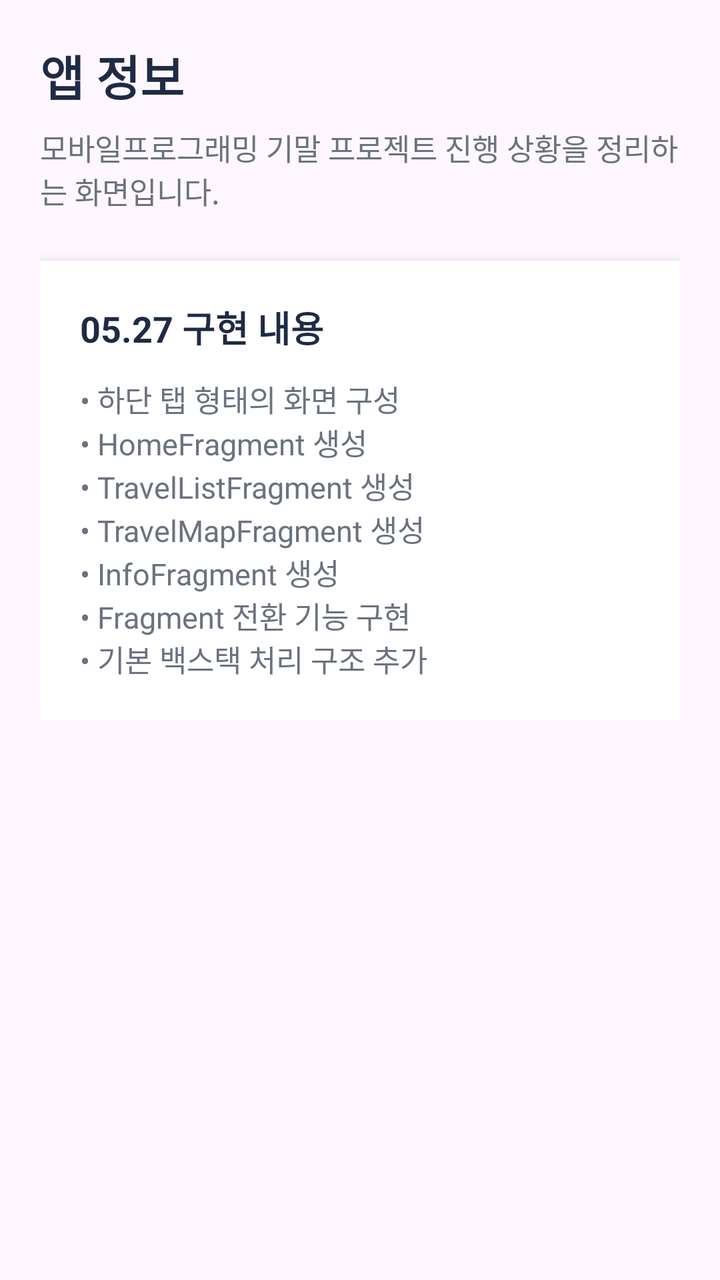
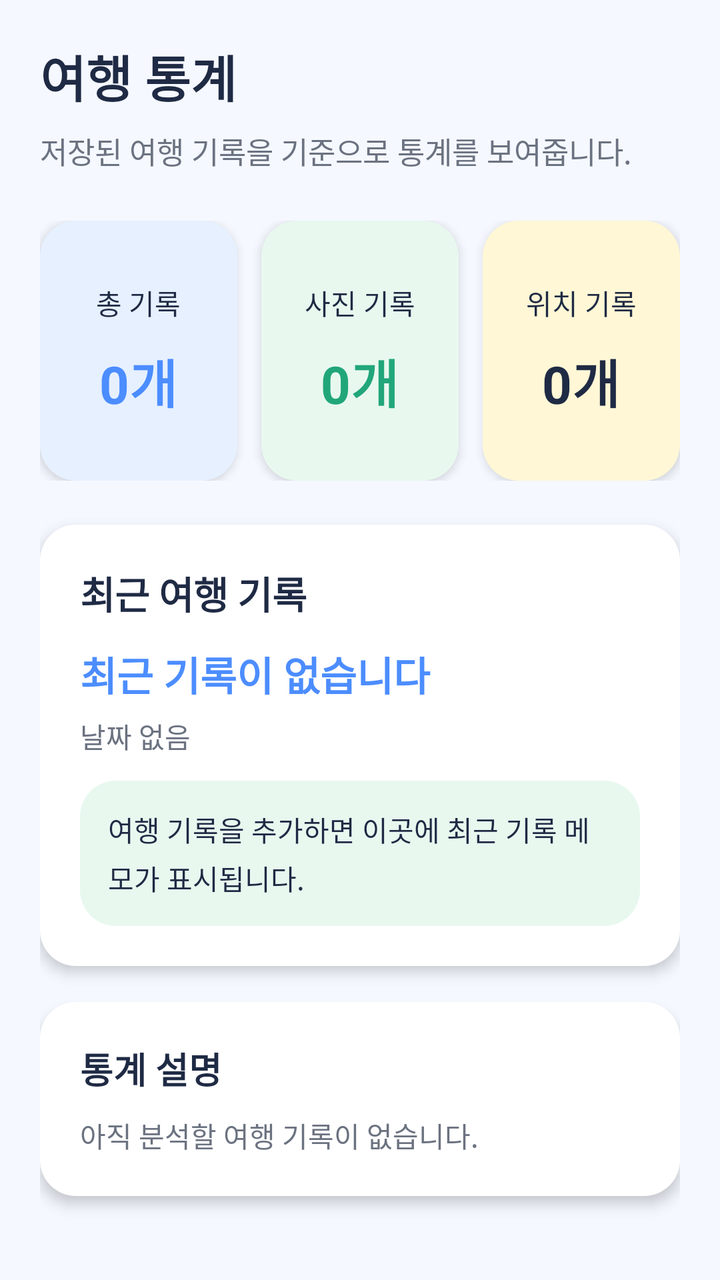

Before-and-after screenshots of an Android layout around one commit, followed by the original layout XML and the change that was made.
<!-- AndroidManifest.xml: application theme Theme.TravelRecordApp -->
<!-- res/layout/fragment_info.xml -->
<?xml version="1.0" encoding="utf-8"?>
<ScrollView xmlns:android="http://schemas.android.com/apk/res/android"
    android:layout_width="match_parent"
    android:layout_height="match_parent">

    <LinearLayout
        android:layout_width="match_parent"
        android:layout_height="wrap_content"
        android:orientation="vertical"
        android:padding="20dp">

        <TextView
            android:layout_width="match_parent"
            android:layout_height="wrap_content"
            android:text="@string/info_title"
            android:textColor="@color/travel_dark"
            android:textSize="24sp"
            android:textStyle="bold" />

        <TextView
            android:layout_width="match_parent"
            android:layout_height="wrap_content"
            android:layout_marginTop="8dp"
            android:text="@string/info_desc"
            android:textColor="@color/travel_gray"
            android:textSize="15sp" />

        <LinearLayout
            android:layout_width="match_parent"
            android:layout_height="wrap_content"
            android:layout_marginTop="24dp"
            android:background="@color/white"
            android:elevation="4dp"
            android:orientation="vertical"
            android:padding="20dp">

            <TextView
                android:layout_width="match_parent"
                android:layout_height="wrap_content"
                android:text="05.27 구현 내용"
                android:textColor="@color/travel_dark"
                android:textSize="18sp"
                android:textStyle="bold" />

            <TextView
                android:layout_width="match_parent"
                android:layout_height="wrap_content"
                android:layout_marginTop="12dp"
                android:text="• 하단 탭 형태의 화면 구성\n• HomeFragment 생성\n• TravelListFragment 생성\n• TravelMapFragment 생성\n• InfoFragment 생성\n• Fragment 전환 기능 구현\n• 기본 백스택 처리 구조 추가"
                android:textColor="@color/travel_gray"
                android:textSize="15sp" />

        </LinearLayout>

    </LinearLayout>

</ScrollView>
<!-- resources referenced by this layout -->
<resources>
  <color name="travel_dark">#1F2A44</color>
  <color name="travel_gray">#6B7280</color>
  <color name="white">#FFFFFFFF</color>
  <string name="info_desc">모바일프로그래밍 기말 프로젝트 진행 상황을 정리하는 화면입니다.</string>
  <string name="info_title">앱 정보</string>
  <style name="Theme.TravelRecordApp" parent="Base.Theme.TravelRecordApp" />
  <style name="Base.Theme.TravelRecordApp" parent="Theme.Material3.DayNight.NoActionBar">
          
          
      </style>
</resources>

<!-- the commit's change to res/layout/fragment_info.xml (unified diff, before → after) -->
@@ -1,7 +1,9 @@
 <?xml version="1.0" encoding="utf-8"?>
 <ScrollView xmlns:android="http://schemas.android.com/apk/res/android"
     android:layout_width="match_parent"
-    android:layout_height="match_parent">
+    android:layout_height="match_parent"
+    android:background="@color/travel_bg"
+    android:fillViewport="true">
 
     <LinearLayout
         android:layout_width="match_parent"
@@ -10,26 +12,128 @@
         android:padding="20dp">
 
         <TextView
-            android:layout_width="match_parent"
-            android:layout_height="wrap_content"
-            android:text="@string/info_title"
+            android:id="@+id/tvStatsTitle"
+            android:layout_width="match_parent"
+            android:layout_height="wrap_content"
+            android:text="여행 통계"
             android:textColor="@color/travel_dark"
-            android:textSize="24sp"
+            android:textSize="25sp"
             android:textStyle="bold" />
 
         <TextView
+            android:id="@+id/tvStatsDesc"
             android:layout_width="match_parent"
             android:layout_height="wrap_content"
             android:layout_marginTop="8dp"
-            android:text="@string/info_desc"
+            android:lineSpacingExtra="3dp"
+            android:text="저장된 여행 기록을 기준으로 통계를 보여줍니다."
             android:textColor="@color/travel_gray"
             android:textSize="15sp" />
 
         <LinearLayout
             android:layout_width="match_parent"
-            android:layout_height="wrap_content"
+            android:layout_height="130dp"
             android:layout_marginTop="24dp"
-            android:background="@color/white"
+            android:orientation="horizontal">
+
+            <LinearLayout
+                android:layout_width="0dp"
+                android:layout_height="match_parent"
+                android:layout_marginEnd="6dp"
+                android:layout_weight="1"
+                android:background="@drawable/bg_card_blue"
+                android:elevation="3dp"
+                android:gravity="center"
+                android:orientation="vertical"
+                android:padding="12dp">
+
+                <TextView
+                    android:layout_width="wrap_content"
+                    android:layout_height="wrap_content"
+                    android:text="총 기록"
+                    android:textColor="@color/travel_dark"
+                    android:textSize="14sp" />
+
+                <TextView
+                    android:id="@+id/tvStatsTotalCount"
+                    android:layout_width="wrap_content"
+                    android:layout_height="wrap_content"
+                    android:layout_marginTop="10dp"
+                    android:text="0개"
+                    android:textColor="@color/travel_blue"
+                    android:textSize="26sp"
+                    android:textStyle="bold" />
+
+            </LinearLayout>
+
+            <LinearLayout
+                android:layout_width="0dp"
+                android:layout_height="match_parent"
+                android:layout_marginStart="6dp"
+                android:layout_marginEnd="6dp"
+                android:layout_weight="1"
+                android:background="@drawable/bg_card_green"
+                android:elevation="3dp"
+                android:gravity="center"
+                android:orientation="vertical"
+                android:padding="12dp">
+
+                <TextView
+                    android:layout_width="wrap_content"
+                    android:layout_height="wrap_content"
+                    android:text="사진 기록"
+                    android:textColor="@color/travel_dark"
+                    android:textSize="14sp" />
+
+                <TextView
+                    android:id="@+id/tvStatsPhotoCount"
+                    android:layout_width="wrap_content"
+                    android:layout_height="wrap_content"
+                    android:layout_marginTop="10dp"
+                    android:text="0개"
+                    android:textColor="@color/travel_green"
+                    android:textSize="26sp"
+                    android:textStyle="bold" />
+
+            </LinearLayout>
+
+            <LinearLayout
+                android:layout_width="0dp"
+                android:layout_height="match_parent"
+                android:layout_marginStart="6dp"
+                android:layout_weight="1"
+                android:background="@drawable/bg_card_yellow"
+                android:elevation="3dp"
+                android:gravity="center"
+                android:orientation="vertical"
+                android:padding="12dp">
+
+                <TextView
+                    android:layout_width="wrap_content"
+                    android:layout_height="wrap_content"
+                    android:text="위치 기록"
+                    android:textColor="@color/travel_dark"
+                    android:textSize="14sp" />
+
+                <TextView
+                    android:id="@+id/tvStatsLocationCount"
+                    android:layout_width="wrap_content"
+                    android:layout_height="wrap_content"
+                    android:layout_marginTop="10dp"
+                    android:text="0개"
+                    android:textColor="@color/travel_dark"
+                    android:textSize="26sp"
+                    android:textStyle="bold" />
+
+            </LinearLayout>
+
+        </LinearLayout>
+
+        <LinearLayout
+            android:layout_width="match_parent"
+            android:layout_height="wrap_content"
+            android:layout_marginTop="22dp"
+            android:background="@drawable/bg_card_white"
             android:elevation="4dp"
             android:orientation="vertical"
             android:padding="20dp">
@@ -37,18 +141,70 @@
             <TextView
                 android:layout_width="match_parent"
                 android:layout_height="wrap_content"
-                android:text="05.27 구현 내용"
+                android:text="최근 여행 기록"
+                android:textColor="@color/travel_dark"
+                android:textSize="19sp"
+                android:textStyle="bold" />
+
+            <TextView
+                android:id="@+id/tvStatsRecentPlace"
+                android:layout_width="match_parent"
+                android:layout_height="wrap_content"
+                android:layout_marginTop="12dp"
+                android:text="최근 기록이 없습니다"
+                android:textColor="@color/travel_blue"
+                android:textSize="20sp"
+                android:textStyle="bold" />
+
+            <TextView
+                android:id="@+id/tvStatsRecentDate"
+                android:layout_width="match_parent"
+                android:layout_height="wrap_content"
+                android:layout_marginTop="6dp"
+                android:text="날짜 없음"
+                android:textColor="@color/travel_gray"
+                android:textSize="14sp" />
+
+            <TextView
+                android:id="@+id/tvStatsRecentMemo"
+                android:layout_width="match_parent"
+                android:layout_height="wrap_content"
+                android:layout_marginTop="12dp"
+                android:background="@drawable/bg_card_green"
+                android:lineSpacingExtra="4dp"
+                android:padding="14dp"
+                android:text="여행 기록을 추가하면 이곳에 최근 기록 메모가 표시됩니다."
+                android:textColor="@color/travel_dark"
+                android:textSize="14sp" />
+
+        </LinearLayout>
+
+        <LinearLayout
+            android:layout_width="match_parent"
+            android:layout_height="wrap_content"
+            android:layout_marginTop="18dp"
+            android:background="@drawable/bg_card_white"
+            android:elevation="4dp"
+            android:orientation="vertical"
+            android:padding="20dp">
+
+            <TextView
+                android:layout_width="match_parent"
+                android:layout_height="wrap_content"
+                android:text="통계 설명"
                 android:textColor="@color/travel_dark"
                 android:textSize="18sp"
                 android:textStyle="bold" />
 
             <TextView
-                android:layout_width="match_parent"
-                android:layout_height="wrap_content"
-                android:layout_marginTop="12dp"
-                android:text="• 하단 탭 형태의 화면 구성\n• HomeFragment 생성\n• TravelListFragment 생성\n• TravelMapFragment 생성\n• InfoFragment 생성\n• Fragment 전환 기능 구현\n• 기본 백스택 처리 구조 추가"
+                android:id="@+id/tvStatsSummary"
+                android:layout_width="match_parent"
+                android:layout_height="wrap_content"
+                android:layout_marginTop="10dp"
+                android:lineSpacingExtra="5dp"
+                android:text="아직 분석할 여행 기록이 없습니다."
                 android:textColor="@color/travel_gray"
-                android:textSize="15sp" />
+                android:textSize="14sp" />
 
         </LinearLayout>
 
<!-- resource entries referenced after the edit -->
@@ -1,11 +1,39 @@
 <!-- resources referenced by this layout -->
 <resources>
+  <color name="travel_bg">#F5F8FF</color>
+  <color name="travel_blue">#4C8DFF</color>
   <color name="travel_dark">#1F2A44</color>
   <color name="travel_gray">#6B7280</color>
+  <color name="travel_green">#21A67A</color>
+  <!-- drawable bg_card_blue (drawable) -->
+  <?xml version="1.0" encoding="utf-8"?>
+  <shape xmlns:android="http://schemas.android.com/apk/res/android">
+      <solid android:color="@color/card_blue" />
+      <corners android:radius="18dp" />
+  </shape>
+  <!-- drawable bg_card_green (drawable) -->
+  <?xml version="1.0" encoding="utf-8"?>
+  <shape xmlns:android="http://schemas.android.com/apk/res/android">
+      <solid android:color="@color/card_green" />
+      <corners android:radius="18dp" />
+  </shape>
+  <!-- drawable bg_card_white (drawable) -->
+  <?xml version="1.0" encoding="utf-8"?>
+  <shape xmlns:android="http://schemas.android.com/apk/res/android">
+      <solid android:color="@color/white" />
+      <corners android:radius="18dp" />
+  </shape>
+  <!-- drawable bg_card_yellow (drawable) -->
+  <?xml version="1.0" encoding="utf-8"?>
+  <shape xmlns:android="http://schemas.android.com/apk/res/android">
+      <solid android:color="@color/card_yellow" />
+      <corners android:radius="18dp" />
+  </shape>
+  <style name="Theme.TravelRecordApp" parent="Base.Theme.TravelRecordApp" />
+  <color name="card_blue">#E6F0FF</color>
+  <color name="card_green">#E8F8EF</color>
   <color name="white">#FFFFFFFF</color>
-  <string name="info_desc">모바일프로그래밍 기말 프로젝트 진행 상황을 정리하는 화면입니다.</string>
-  <string name="info_title">앱 정보</string>
-  <style name="Theme.TravelRecordApp" parent="Base.Theme.TravelRecordApp" />
+  <color name="card_yellow">#FFF7D6</color>
   <style name="Base.Theme.TravelRecordApp" parent="Theme.Material3.DayNight.NoActionBar">
           
           
